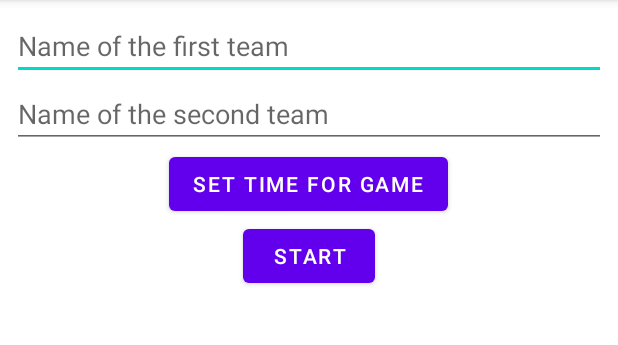
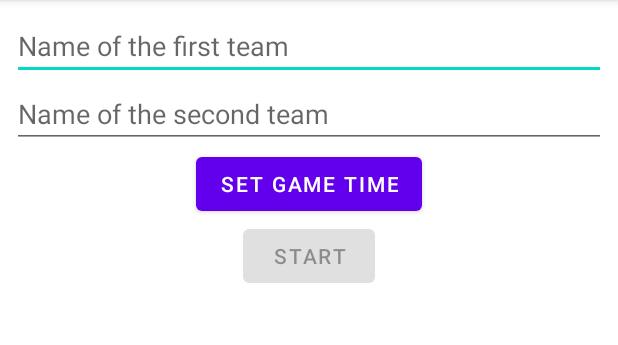
Before and after one commit to HardSea/Razvii_project1, an Android app: the screen it shows after launch (MainActivity), on a phone screen of 412 x 824 dp, the part 84-429 px from its top. Run offline under Robolectric (Android 15) with nearby library versions, the phone set to English and light mode, and no system bars.

```diff
--- a/app/src/main/java/com/pmacademy/razvii_project1/MainActivity.kt
+++ b/app/src/main/java/com/pmacademy/razvii_project1/MainActivity.kt
@@ -26,10 +26,8 @@ class MainActivity : AppCompatActivity() {
     }
 
     private fun startWinnerListActivity() {
-        //TODO("input game list array")
         WinnerListActivity.start(this)
         overridePendingTransition(R.anim.slide_up, R.anim.no_animation)
-
     }
 
     override fun onOptionsItemSelected(item: MenuItem): Boolean = when (item.itemId) {
--- a/app/src/main/res/layout/fragment_creating_game.xml
+++ b/app/src/main/res/layout/fragment_creating_game.xml
@@ -1,6 +1,5 @@
 <?xml version="1.0" encoding="utf-8"?>
-<LinearLayout
-    xmlns:android="http://schemas.android.com/apk/res/android"
+<LinearLayout xmlns:android="http://schemas.android.com/apk/res/android"
     xmlns:tools="http://schemas.android.com/tools"
     android:layout_width="match_parent"
     android:layout_height="match_parent"
@@ -15,6 +14,7 @@
         android:hint="Name of the first team"
         android:inputType="textCapWords"
         android:lines="1"
+        android:maxLength="25"
         android:maxLines="1" />
 
     <com.google.android.material.textfield.TextInputEditText
@@ -25,6 +25,7 @@
         android:hint="Name of the second team"
         android:inputType="textCapWords"
         android:lines="1"
+        android:maxLength="25"
         android:maxLines="1" />
 
 
@@ -33,28 +34,29 @@
         android:layout_width="wrap_content"
         android:layout_height="wrap_content"
         android:layout_gravity="center"
-        android:text="Set time for game"
-        tools:visibility="gone"/>
+        android:text="@string/set_game_time"
+        tools:visibility="gone" />
 
     <TextView
         android:id="@+id/tvGameTime"
-        android:layout_margin="16dp"
         android:layout_width="wrap_content"
         android:layout_height="wrap_content"
         android:layout_gravity="center"
+        android:layout_margin="16dp"
         android:gravity="center"
         android:text="Game time: "
+        android:textColor="@color/black"
         android:textSize="18sp"
-        android:textColor="@color/black"
         android:visibility="gone"
-        tools:visibility="visible"/>
+        tools:visibility="visible" />
 
     <Button
+        android:enabled="false"
         android:id="@+id/btnStartGame"
         android:layout_width="wrap_content"
         android:layout_height="wrap_content"
         android:layout_gravity="center"
-        android:text="Start" />
+        android:text="@string/start" />
 
 
 </LinearLayout>
--- a/app/src/main/res/values/strings.xml
+++ b/app/src/main/res/values/strings.xml
@@ -9,5 +9,7 @@
     <string name="content_description_minus_1_for_first_command">Minus 1 for first command</string>
     <string name="cancel_game">Cancel Game</string>
     <string name="zeros_string">00</string>
+    <string name="set_game_time">Set game time</string>
+    <string name="start">Start</string>
 
 </resources>
```
Also changed, not shown: app/src/main/java/com/pmacademy/razvii_project1/CreateGameFragment.kt (+56 -12 lines).
